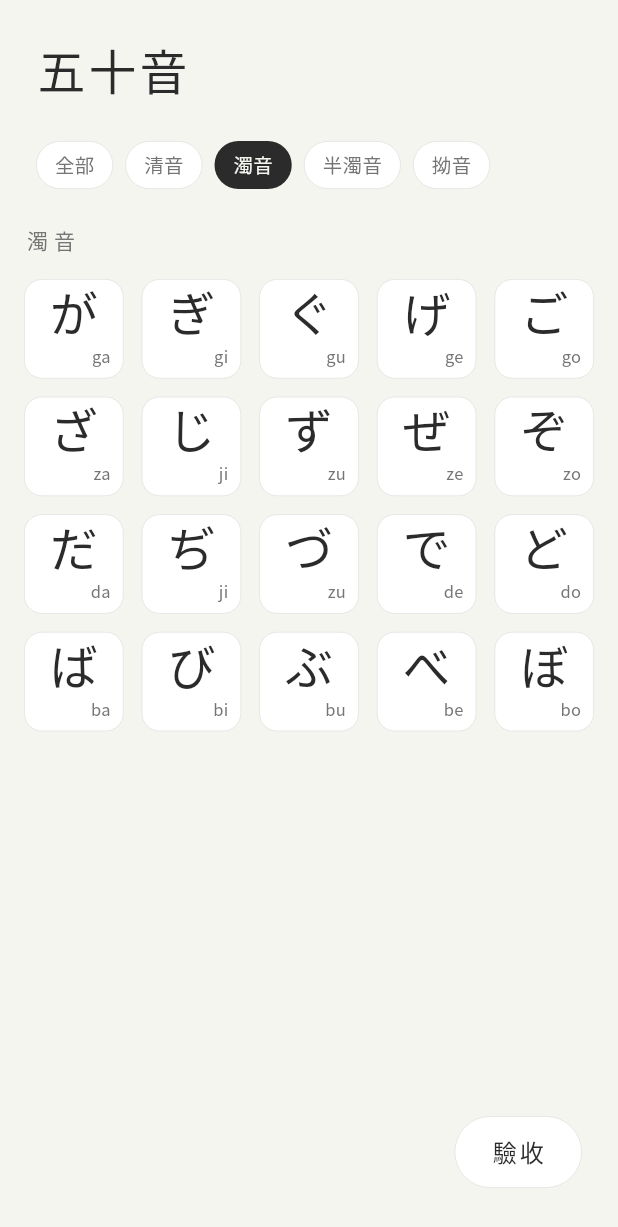
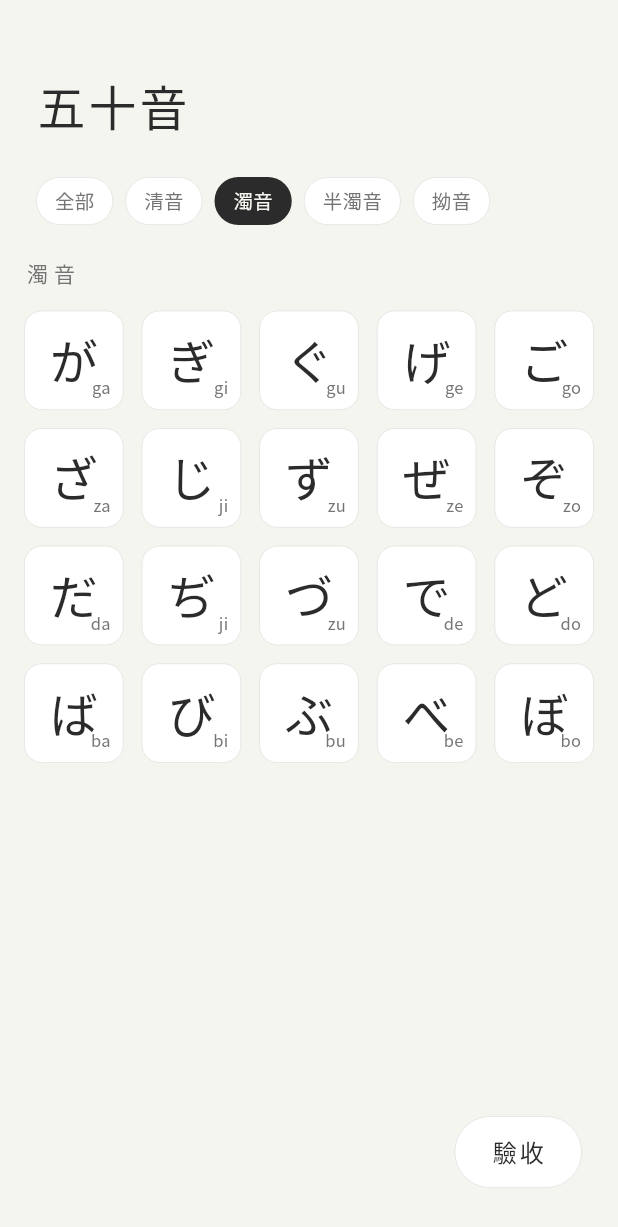
Before and after one commit to yenyen0318/jp_study_app, a Flutter app: the screen it shows after launch, after a tap on "濁音", on a phone screen of 412 x 824 dp. Shown: the top 1227 px of the screen. Run offline on Flutter 3.47's test engine with Material 3 defaults, Android fonts, the phone set to English and light mode, and no system bars; our stand-ins replace firebase_core, flutter_riverpod, flutter_tts, freezed_annotation, go_router, google_fonts and 1 more; accounts and stored records are empty; generated files the repository leaves out were written again.

Commit message:
style(ui): refine visual details and layout stability
- KanaList: unify card heights for Youon and restore 16dp header spacing by removing implicit grid padding.
- Exam: fix layout shift between question types by enforcing fixed container height.
- Docs: update UI Design System skill with new layout stability rules.

```diff
--- a/lib/features/exam/presentation/pages/exam_page.dart
+++ b/lib/features/exam/presentation/pages/exam_page.dart
@@ -177,7 +177,12 @@ class _QuestionArea extends StatelessWidget {
     if (question is ListeningQuestion) {
       return Column(
         children: [
-          _ZenPlayButton(onTap: onPlay, theme: theme),
+          SizedBox(
+            height: 120,
+            child: Center(
+              child: _ZenPlayButton(onTap: onPlay, theme: theme),
+            ),
+          ),
           const SizedBox(height: 16),
           Text(
             '聽音辨字',
@@ -193,12 +198,19 @@ class _QuestionArea extends StatelessWidget {
     } else {
       return Column(
         children: [
-          Text(
-            question.correctKana.text,
-            style: GoogleFonts.notoSansJp(
-              fontSize: 80,
-              color: theme.textPrimary,
-              fontWeight: FontWeight.w200,
+          SizedBox(
+            height: 120,
+            child: Center(
+              child: Text(
+                question.correctKana.text,
+                style: GoogleFonts.notoSansJp(
+                  fontSize: 80,
+                  color: theme.textPrimary,
+                  fontWeight: FontWeight.w200,
+                  height:
+                      1.0, // Force line height to 1.0 to behave predictably within the box
+                ),
+              ),
             ),
           ),
           const SizedBox(height: 16),
--- a/lib/features/kana/presentation/pages/kana_list_page.dart
+++ b/lib/features/kana/presentation/pages/kana_list_page.dart
@@ -43,7 +43,7 @@ class KanaListPage extends ConsumerWidget {
               SliverSafeArea(
                 bottom: false,
                 sliver: SliverPadding(
-                  padding: const EdgeInsets.fromLTRB(24, 24, 24, 24),
+                  padding: const EdgeInsets.fromLTRB(24, 48, 24, 24),
                   sliver: SliverToBoxAdapter(
                     child: Column(
                       crossAxisAlignment: CrossAxisAlignment.start,
@@ -179,7 +179,7 @@ class KanaListPage extends ConsumerWidget {
               ),
               const SliverSafeArea(
                 top: false,
-                minimum: EdgeInsets.only(bottom: 24),
+                minimum: EdgeInsets.only(bottom: 80),
                 sliver: SliverToBoxAdapter(child: SizedBox.shrink()),
               ),
             ],
@@ -271,6 +271,7 @@ class _CategoryHeader extends StatelessWidget {
         fontWeight: FontWeight.w300,
         color: theme.textSecondary,
         letterSpacing: 4.0,
+        height: 1.2, // 收緊文字行高
       ),
     );
   }
@@ -296,14 +297,33 @@ class _KanaGrid extends StatelessWidget {
     return Center(
       child: ConstrainedBox(
         constraints: const BoxConstraints(maxWidth: 600),
-        child: GridView.builder(
+        child: LayoutBuilder(
+          builder: (context, constraints) {
+            final double width = constraints.maxWidth;
+            const double gap = 12.0;
+            const int baseCols = 5;
+
+            // 計算標準 5 欄卡片的寬度與高度 (基準比例 1.0)
+            final double baseItemWidth =
+                (width - (baseCols - 1) * gap) / baseCols;
+            final double baseItemHeight = baseItemWidth;
+
+            // 計算當前欄數下的卡片寬度
+            final double currentItemWidth =
+                (width - (crossAxisCount - 1) * gap) / crossAxisCount;
+
+            // 動態計算長寬比：讓高度始終等於 baseItemHeight
+            final double childAspectRatio = currentItemWidth / baseItemHeight;
+
+            return GridView.builder(
+              padding: EdgeInsets.zero, // 移除 GridView 預設內距
               shrinkWrap: true,
               physics: const NeverScrollableScrollPhysics(),
               gridDelegate: SliverGridDelegateWithFixedCrossAxisCount(
                 crossAxisCount: crossAxisCount,
-            mainAxisSpacing: 12,
-            crossAxisSpacing: 12,
-            childAspectRatio: 1.0,
+                mainAxisSpacing: gap,
+                crossAxisSpacing: gap,
+                childAspectRatio: childAspectRatio,
               ),
               itemCount: kanaList.length,
               itemBuilder: (context, index) {
@@ -312,7 +332,9 @@ class _KanaGrid extends StatelessWidget {
                   kana: kana,
                   theme: zenTheme,
                   onTap: () {
-                ref.read(kanaAudioControllerProvider.notifier).play(kana.text);
+                    ref
+                        .read(kanaAudioControllerProvider.notifier)
+                        .play(kana.text);
                     showModalBottomSheet(
                       context: context,
                       backgroundColor: Colors.transparent,
@@ -328,6 +350,8 @@ class _KanaGrid extends StatelessWidget {
                               .play(kana.text);
                         },
                       ),
+                    );
+                  },
                 );
               },
             );
@@ -356,15 +380,13 @@ class _KanaCard extends StatelessWidget {
           borderRadius: BorderRadius.circular(12),
           border: Border.all(color: theme.borderSubtle, width: 0.5),
         ),
-        child: Column(
-          mainAxisAlignment: MainAxisAlignment.center,
+        child: Stack(
           children: [
-            Expanded(
-              child: Center(
+            Center(
               child: Text(
                 kana.text,
                 style: GoogleFonts.notoSansJp(
-                    fontSize: 32,
+                  fontSize: kana.text.length > 1 ? 26 : 32,
                   height: 1.25, // 收緊行高以避免無效空間
                   color: kana.isDuplicate
                       ? theme.textPrimary.withValues(alpha: 0.2)
@@ -372,11 +394,9 @@ class _KanaCard extends StatelessWidget {
                 ),
               ),
             ),
-            ),
-            Padding(
-              padding: const EdgeInsets.only(bottom: 6, right: 8),
-              child: Align(
-                alignment: Alignment.bottomRight,
+            Positioned(
+              bottom: 6,
+              right: 8,
               child: Text(
                 kana.romaji,
                 style: GoogleFonts.notoSansTc(
@@ -388,7 +408,6 @@ class _KanaCard extends StatelessWidget {
                 ),
               ),
             ),
-            ),
           ],
         ),
       ),
```
Also changed, not shown: 1 other file. Lines whose indentation alone changed are shown as unchanged.
